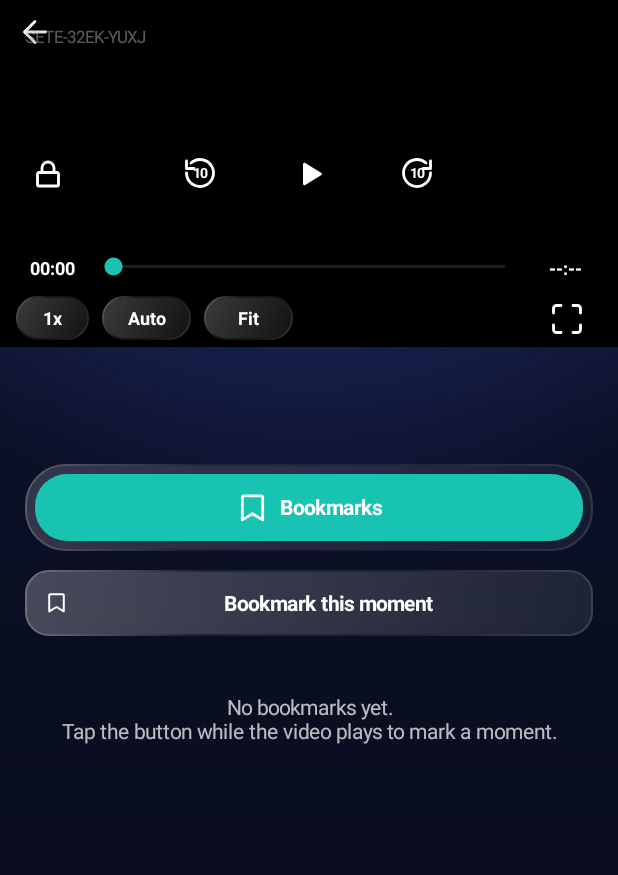
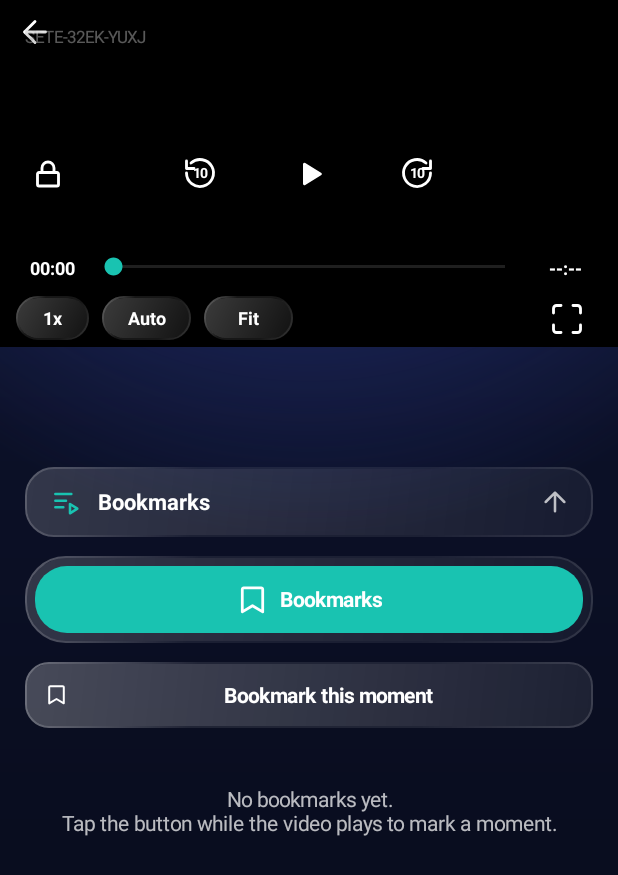
Before and after one commit to teznarayansharma744-design/ItachiUniverse-Android, an Android app: the PlayerActivity screen opened directly, with no data from a screen before it, after a tap on "10", on a phone screen of 412 x 824 dp. Shown: the top 875 px of the screen. Run offline under Robolectric (Android 15) with nearby library versions, the phone set to English and light mode, and no system bars; libraries missing offline, so code that uses them is left out: com.yausername.youtubedl_android; 3 statements that could not run were skipped; 1 other tap on this screen came first.

Commit message:
Player: lectures/bookmarks/PDF stay folded under the video until the student opens the handle
Co-Authored-By: Claude Sonnet 5.5 <noreply@anthropic.com>
Claude-Session: https://claude.ai/code/session_01P8pMQGeMm4GWqY9Kcegpfz

```diff
--- a/app/src/main/java/com/itachi/universe/PlayerActivity.java
+++ b/app/src/main/java/com/itachi/universe/PlayerActivity.java
@@ -9,6 +9,7 @@ import android.view.View;
 import android.view.ViewGroup;
 import android.view.WindowManager;
 import android.widget.FrameLayout;
+import android.widget.ImageView;
 import android.widget.EditText;
 import android.widget.LinearLayout;
 import android.widget.ScrollView;
@@ -169,9 +170,33 @@ public class PlayerActivity extends BaseActivity {
         info.addView(titleView);
         rootCol.addView(info, UI.matchWrap());
 
+        // Under the video nothing is shown until the student opens this handle, so the lecture
+        // list does not pull attention away from the video.
+        drawerHandle = new LinearLayout(this);
+        drawerHandle.setOrientation(LinearLayout.HORIZONTAL);
+        drawerHandle.setGravity(Gravity.CENTER_VERTICAL);
+        drawerHandle.setPadding(UI.dp(this, 16), UI.dp(this, 12), UI.dp(this, 14), UI.dp(this, 12));
+        drawerHandle.setBackground(new GlassDrawable(this, UI.dp(this, 18), 0, 1f));
+        drawerHandle.addView(UI.iconView(this, R.drawable.ic_playlist, 20, UI.TEAL), UI.lp(UI.dp(this, 20), UI.dp(this, 20)));
+        drawerLabel = UI.tv(this, "", 14, true, UI.text(this));
+        drawerLabel.setPadding(UI.dp(this, 10), 0, 0, 0);
+        drawerHandle.addView(drawerLabel, new LinearLayout.LayoutParams(0, -2, 1f));
+        drawerChevron = UI.iconView(this, R.drawable.ic_down, 20, UI.dim(this));
+        drawerHandle.addView(drawerChevron, UI.lp(UI.dp(this, 20), UI.dp(this, 20)));
+        drawerHandle.setOnClickListener(v -> setDrawer(!drawerOpen));
+        Motion.press(drawerHandle);
+        LinearLayout.LayoutParams hp = UI.matchWrap();
+        hp.setMargins(UI.dp(this, 16), UI.dp(this, 14), UI.dp(this, 16), 0);
+        rootCol.addView(drawerHandle, hp);
+
+        drawerBody = new LinearLayout(this);
+        drawerBody.setOrientation(LinearLayout.VERTICAL);
+        drawerBody.setVisibility(View.GONE);
+        rootCol.addView(drawerBody, new LinearLayout.LayoutParams(-1, 0, 1f));
+
         tabBar = new LinearLayout(this);
         tabBar.setPadding(UI.dp(this, 16), UI.dp(this, 12), UI.dp(this, 16), UI.dp(this, 8));
-        rootCol.addView(tabBar, UI.matchWrap());
+        drawerBody.addView(tabBar, UI.matchWrap());
 
         content = new FrameLayout(this);
         listScroll = new ScrollView(this);
@@ -188,7 +213,7 @@ public class PlayerActivity extends BaseActivity {
         markScroll.addView(markCol);
         content.addView(listScroll, new FrameLayout.LayoutParams(-1, -1));
         content.addView(markScroll, new FrameLayout.LayoutParams(-1, -1));
-        rootCol.addView(content, new LinearLayout.LayoutParams(-1, 0, 1f));
+        drawerBody.addView(content, new LinearLayout.LayoutParams(-1, 0, 1f));
 
         renderPlaylist();
         renderBookmarks();
@@ -238,7 +263,7 @@ public class PlayerActivity extends BaseActivity {
         View shown = tab == T_LECT ? listScroll : tab == T_MARK ? markScroll : pdfPanel;
         listScroll.setVisibility(tab == T_LECT ? View.VISIBLE : View.GONE);
         markScroll.setVisibility(tab == T_MARK ? View.VISIBLE : View.GONE);
-        if (tab == T_PDF && hasPdf && pdfPanel == null) {
+        if (tab == T_PDF && hasPdf && pdfPanel == null && drawerOpen) {
             pdfPanel = new PdfPanel(this, lectureId, title, true);
             pdfPanel.setSubtitle(subtitle);
             pdfPanel.setOnDownload(() -> pdfSaver.launch(pdfPanel.fileName()));
@@ -258,6 +283,36 @@ public class PlayerActivity extends BaseActivity {
         pdfPanel.release();
         content.removeView(pdfPanel);
         pdfPanel = null;
+    }
+
+    // ---------- the lectures drawer under the video ----------
+    private LinearLayout drawerHandle, drawerBody;
+    private TextView drawerLabel;
+    private ImageView drawerChevron;
+    private boolean drawerOpen = false;
+
+    private void updateDrawerLabel() {
+        if (drawerLabel == null) return;
+        StringBuilder sb = new StringBuilder();
+        if (ids.length > 1) sb.append("Lectures ").append(ids.length).append("  \u00B7  ");
+        sb.append("Bookmarks");
+        if (hasPdf) sb.append("  \u00B7  PDF");
+        drawerLabel.setText(sb.toString());
+    }
+
+    private void setDrawer(boolean open) {
+        drawerOpen = open;
+        drawerChevron.animate().rotation(open ? 180f : 0f).setDuration(320).setInterpolator(Motion.SPRING).start();
+        if (open) {
+            drawerBody.setVisibility(View.VISIBLE);
+            drawerBody.setAlpha(0f);
+            drawerBody.setTranslationY(UI.dp(this, 28));
+            drawerBody.animate().alpha(1f).translationY(0f).setDuration(420).setInterpolator(Motion.SMOOTH).start();
+            if (tab == T_PDF) showTab();   // the PDF page loads only once it is actually opened
+        } else {
+            drawerBody.animate().alpha(0f).translationY(UI.dp(this, 20)).setDuration(220)
+                    .withEndAction(() -> { if (!drawerOpen) drawerBody.setVisibility(View.GONE); }).start();
+        }
     }
 
     // ---------- landscape playlist panel ----------
@@ -471,6 +526,7 @@ public class PlayerActivity extends BaseActivity {
         renderPlaylist();
         renderBookmarks();
         buildTabs();
+        updateDrawerLabel();
         load();
     }
 
@@ -692,8 +748,9 @@ public class PlayerActivity extends BaseActivity {
     private void applyLayout() {
         boolean full = fullscreen || landscape();
         info.setVisibility(full ? View.GONE : View.VISIBLE);
-        tabBar.setVisibility(full ? View.GONE : View.VISIBLE);
-        content.setVisibility(full ? View.GONE : View.VISIBLE);
+        drawerHandle.setVisibility(full ? View.GONE : View.VISIBLE);
+        drawerBody.setVisibility(!full && drawerOpen ? View.VISIBLE : View.GONE);
+        updateDrawerLabel();
         int w = getResources().getDisplayMetrics().widthPixels, sh = getResources().getDisplayMetrics().heightPixels;
         int h = full ? ViewGroup.LayoutParams.MATCH_PARENT : Math.min(w * 9 / 16, (int) (sh * 0.45f));
         rootCol.removeView(videoHolder);
```
